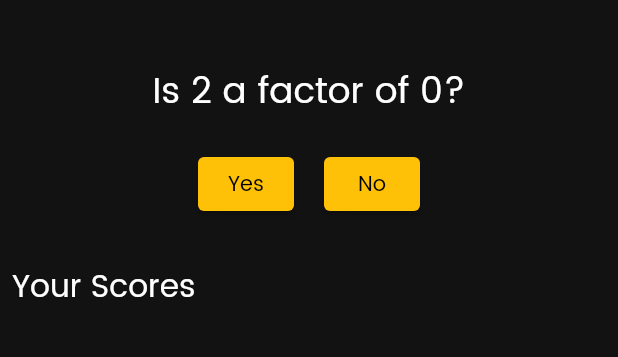
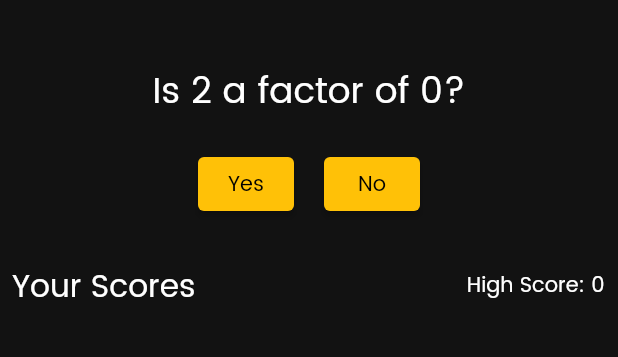
Before and after one commit to dagimg-dot/Counter-On-Steroid, a Flutter app: the GamePage screen opened directly with empty values, on a phone screen of 412 x 824 dp, the part 65-422 px from its top. Run offline on Flutter 3.47's test engine with Material 2 defaults, Android fonts, the phone set to English and light mode, and no system bars.

Commit message:
add high score display functionality

```diff
--- a/lib/pages/game_page.dart
+++ b/lib/pages/game_page.dart
@@ -1,3 +1,5 @@
+import 'dart:math';
+
 import 'package:flutter/material.dart';
 
 import '../widgets/custom_app_bar.dart';
@@ -89,9 +91,9 @@ class _GamePageState extends State<GamePage> {
             ),
             const SizedBox(height: 20),
             Row(
-              mainAxisAlignment: MainAxisAlignment.start,
-              children: const [
-                Padding(
+              mainAxisAlignment: MainAxisAlignment.spaceBetween,
+              children: [
+                const Padding(
                   padding: EdgeInsets.all(8.0),
                   child: Text(
                     'Your Scores',
@@ -100,7 +102,14 @@ class _GamePageState extends State<GamePage> {
                       color: Colors.white,
                     ),
                   ),
-                )
+                ),
+                Padding(
+                  padding: const EdgeInsets.all(9.0),
+                  child: Text(
+                    'High Score: ${scores.isNotEmpty ? scores.reduce(max) : 0}',
+                    style: const TextStyle(fontSize: 14, color: Colors.white),
+                  ),
+                ),
               ],
             ),
             Expanded(
```
